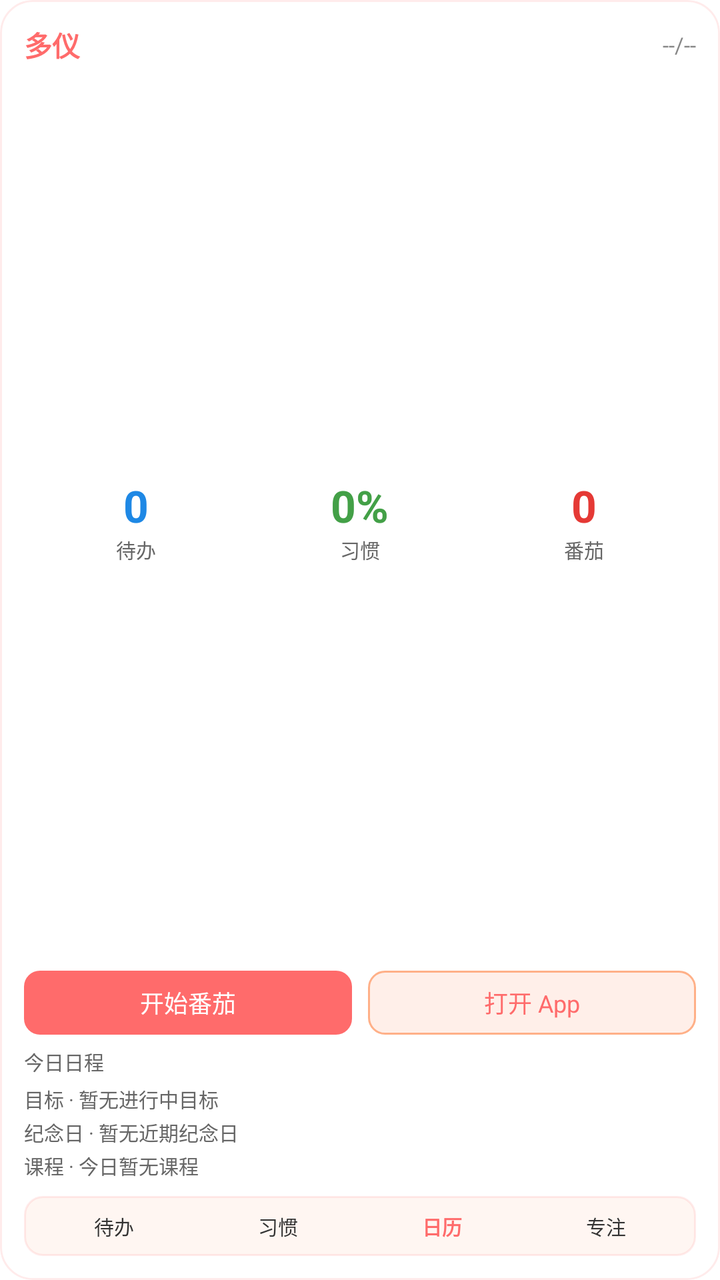
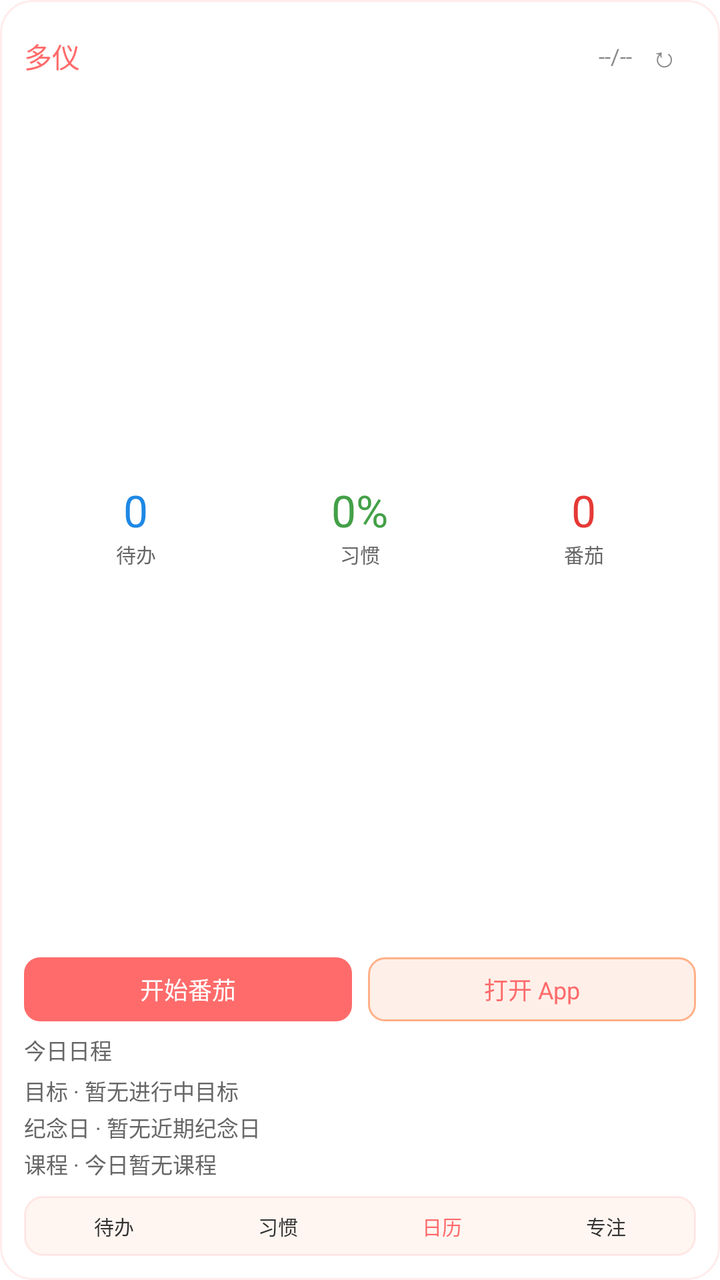

The first picture is an Android layout as it rendered before a commit; the second is the same layout after the commit. The layout source and the unified diff follow.
<!-- AndroidManifest.xml: fallback theme Theme.MaterialComponents.DayNight.NoActionBar -->
<!-- res/layout/duoyi_widget.xml -->
<?xml version="1.0" encoding="utf-8"?>
<FrameLayout xmlns:android="http://schemas.android.com/apk/res/android"
    android:id="@+id/widget_root"
    android:layout_width="match_parent"
    android:layout_height="match_parent"
    android:background="@drawable/widget_bg_round_16"
    android:clipToOutline="true"
    android:outlineProvider="background">

    <ImageView
        android:id="@+id/widget_theme_background"
        android:layout_width="match_parent"
        android:layout_height="match_parent"
        android:contentDescription="@null"
        android:scaleType="centerCrop"
        android:visibility="gone" />

    <TextView
        android:id="@+id/widget_theme_overlay"
        android:layout_width="match_parent"
        android:layout_height="match_parent"
        android:maxLines="1"
        android:ellipsize="end"
        android:visibility="gone" />

    <LinearLayout
        android:layout_width="match_parent"
        android:layout_height="match_parent"
        android:orientation="vertical"
        android:padding="12dp">

    <LinearLayout
        android:layout_width="match_parent"
        android:layout_height="wrap_content"
        android:orientation="horizontal"
        android:gravity="center_vertical">

        <TextView
            android:id="@+id/widget_title"
            android:layout_width="0dp"
            android:layout_height="wrap_content"
            android:layout_weight="1"
            android:ellipsize="end"
            android:maxLines="1"
            android:text="多仪"
            android:textColor="#FF6B6B"
            android:textSize="14sp"
            android:textStyle="bold" />

        <TextView
            android:id="@+id/widget_date"
            android:layout_width="wrap_content"
            android:layout_height="wrap_content"
            android:ellipsize="end"
            android:maxWidth="56dp"
            android:maxLines="1"
            android:textColor="#888888"
            android:textSize="11sp"
            android:text="--/--" />
    </LinearLayout>

    <LinearLayout
        android:layout_width="match_parent"
        android:layout_height="0dp"
        android:layout_weight="1"
        android:orientation="horizontal"
        android:layout_marginTop="8dp"
        android:weightSum="3">

        <LinearLayout
            android:layout_width="0dp"
            android:layout_height="match_parent"
            android:layout_weight="1"
            android:orientation="vertical"
            android:gravity="center">

            <TextView
                android:id="@+id/widget_todo_count"
                android:layout_width="wrap_content"
                android:layout_height="wrap_content"
                android:ellipsize="end"
                android:maxWidth="54dp"
                android:maxLines="1"
                android:text="0"
                android:textColor="#1E88E5"
                android:textSize="22sp"
                android:textStyle="bold" />

            <TextView
                android:layout_width="wrap_content"
                android:layout_height="wrap_content"
                android:ellipsize="end"
                android:maxLines="1"
                android:text="待办"
                android:textColor="#666666"
                android:textSize="10sp" />
        </LinearLayout>

        <LinearLayout
            android:layout_width="0dp"
            android:layout_height="match_parent"
            android:layout_weight="1"
            android:orientation="vertical"
            android:gravity="center">

            <TextView
                android:id="@+id/widget_habit_progress"
                android:layout_width="wrap_content"
                android:layout_height="wrap_content"
                android:ellipsize="end"
                android:maxLines="1"
                android:text="0%"
                android:textColor="#43A047"
                android:textSize="22sp"
                android:textStyle="bold" />

            <TextView
                android:layout_width="wrap_content"
                android:layout_height="wrap_content"
                android:ellipsize="end"
                android:maxLines="1"
                android:text="习惯"
                android:textColor="#666666"
                android:textSize="10sp" />
        </LinearLayout>

        <LinearLayout
            android:layout_width="0dp"
            android:layout_height="match_parent"
            android:layout_weight="1"
            android:orientation="vertical"
            android:gravity="center">

            <TextView
                android:id="@+id/widget_pomodoro_count"
                android:layout_width="wrap_content"
                android:layout_height="wrap_content"
                android:ellipsize="end"
                android:maxLines="1"
                android:text="0"
                android:textColor="#E53935"
                android:textSize="22sp"
                android:textStyle="bold" />

            <TextView
                android:layout_width="wrap_content"
                android:layout_height="wrap_content"
                android:ellipsize="end"
                android:maxLines="1"
                android:text="番茄"
                android:textColor="#666666"
                android:textSize="10sp" />
        </LinearLayout>
    </LinearLayout>

    <LinearLayout
        android:id="@+id/widget_quick_row"
        android:layout_width="match_parent"
        android:layout_height="wrap_content"
        android:orientation="horizontal"
        android:layout_marginTop="6dp"
        android:weightSum="2">

        <TextView
            android:id="@+id/widget_quick_pomodoro"
            android:layout_width="0dp"
            android:layout_height="32dp"
            android:layout_weight="1"
            android:layout_marginEnd="4dp"
            android:gravity="center"
            android:ellipsize="end"
            android:maxLines="1"
            android:text="开始番茄"
            android:textColor="#FFFFFF"
            android:textSize="12sp"
            android:background="@drawable/widget_btn_primary" />

        <TextView
            android:id="@+id/widget_quick_open"
            android:layout_width="0dp"
            android:layout_height="32dp"
            android:layout_weight="1"
            android:layout_marginStart="4dp"
            android:gravity="center"
            android:ellipsize="end"
            android:maxLines="1"
            android:text="打开 App"
            android:textColor="#FF6B6B"
            android:textSize="12sp"
            android:background="@drawable/widget_btn_secondary" />
    </LinearLayout>

    <TextView
        android:id="@+id/widget_today_event"
        android:layout_width="match_parent"
        android:layout_height="wrap_content"
        android:layout_marginTop="6dp"
        android:ellipsize="end"
        android:maxLines="1"
        android:text="今日日程"
        android:textColor="#666666"
        android:textSize="10sp" />

    <TextView
        android:id="@+id/widget_goal_summary"
        android:layout_width="match_parent"
        android:layout_height="wrap_content"
        android:layout_marginTop="4dp"
        android:ellipsize="end"
        android:maxLines="1"
        android:text="目标 · 暂无进行中目标"
        android:textColor="#666666"
        android:textSize="10sp" />

    <TextView
        android:id="@+id/widget_anniversary_summary"
        android:layout_width="match_parent"
        android:layout_height="wrap_content"
        android:layout_marginTop="2dp"
        android:ellipsize="end"
        android:maxLines="1"
        android:text="纪念日 · 暂无近期纪念日"
        android:textColor="#666666"
        android:textSize="10sp" />

    <TextView
        android:id="@+id/widget_course_summary"
        android:layout_width="match_parent"
        android:layout_height="wrap_content"
        android:layout_marginTop="2dp"
        android:ellipsize="end"
        android:maxLines="1"
        android:text="课程 · 今日暂无课程"
        android:textColor="#666666"
        android:textSize="10sp" />

    <LinearLayout
        android:id="@+id/widget_bottom_nav"
        android:layout_width="match_parent"
        android:layout_height="30dp"
        android:layout_marginTop="8dp"
        android:background="@drawable/widget_nav_bg"
        android:gravity="center"
        android:orientation="horizontal"
        android:paddingLeft="4dp"
        android:paddingRight="4dp"
        android:weightSum="4">

        <TextView
            android:id="@+id/widget_nav_todo"
            android:layout_width="0dp"
            android:layout_height="match_parent"
            android:layout_weight="1"
            android:gravity="center"
            android:ellipsize="end"
            android:maxLines="1"
            android:text="待办"
            android:textColor="#333333"
            android:textSize="10sp" />

        <TextView
            android:id="@+id/widget_nav_habit"
            android:layout_width="0dp"
            android:layout_height="match_parent"
            android:layout_weight="1"
            android:gravity="center"
            android:ellipsize="end"
            android:maxLines="1"
            android:text="习惯"
            android:textColor="#333333"
            android:textSize="10sp" />

        <TextView
            android:id="@+id/widget_nav_calendar"
            android:layout_width="0dp"
            android:layout_height="match_parent"
            android:layout_weight="1"
            android:gravity="center"
            android:ellipsize="end"
            android:maxLines="1"
            android:text="日历"
            android:textColor="#FF6B6B"
            android:textSize="10sp"
            android:textStyle="bold" />

        <TextView
            android:id="@+id/widget_nav_focus"
            android:layout_width="0dp"
            android:layout_height="match_parent"
            android:layout_weight="1"
            android:gravity="center"
            android:ellipsize="end"
            android:maxLines="1"
            android:text="专注"
            android:textColor="#333333"
            android:textSize="10sp" />
    </LinearLayout>
    </LinearLayout>
</FrameLayout>
<!-- resources referenced by this layout -->
<resources>
  <!-- drawable widget_bg_round_16 (drawable) -->
  <?xml version="1.0" encoding="utf-8"?>
  <shape xmlns:android="http://schemas.android.com/apk/res/android"
      android:shape="rectangle">
      <corners android:radius="16dp" />
      <solid android:color="#FFFFFFFF" />
      <stroke android:width="1dp" android:color="#22FF6B6B" />
  </shape>
  <!-- drawable widget_btn_primary (drawable) -->
  <?xml version="1.0" encoding="utf-8"?>
  <shape xmlns:android="http://schemas.android.com/apk/res/android"
      android:shape="rectangle">
      <corners android:radius="8dp" />
      <solid android:color="#FFFF6B6B" />
  </shape>
  <!-- drawable widget_btn_secondary (drawable) -->
  <?xml version="1.0" encoding="utf-8"?>
  <shape xmlns:android="http://schemas.android.com/apk/res/android"
      android:shape="rectangle">
      <corners android:radius="8dp" />
      <solid android:color="#FFFFEFE9" />
      <stroke android:width="1dp" android:color="#FFFFB088" />
  </shape>
  <!-- drawable widget_nav_bg (drawable) -->
  <?xml version="1.0" encoding="utf-8"?>
  <shape xmlns:android="http://schemas.android.com/apk/res/android"
      android:shape="rectangle">
      <corners android:radius="9dp" />
      <solid android:color="#FFFFF6F2" />
      <stroke android:width="1dp" android:color="#22FF6B6B" />
  </shape>
</resources>

<!-- the commit's change to res/layout/duoyi_widget.xml (unified diff, before → after) -->
@@ -44,8 +44,7 @@
             android:maxLines="1"
             android:text="多仪"
             android:textColor="#FF6B6B"
-            android:textSize="14sp"
-            android:textStyle="bold" />
+            android:textSize="14sp" />
 
         <TextView
             android:id="@+id/widget_date"
@@ -57,6 +56,18 @@
             android:textColor="#888888"
             android:textSize="11sp"
             android:text="--/--" />
+
+        <TextView
+            android:id="@+id/widget_refresh"
+            android:layout_width="32dp"
+            android:layout_height="32dp"
+            android:gravity="center"
+            android:ellipsize="end"
+            android:maxLines="1"
+            android:text="↻"
+            android:contentDescription="刷新小组件"
+            android:textColor="#888888"
+            android:textSize="14sp" />
     </LinearLayout>
 
     <LinearLayout
@@ -83,8 +94,7 @@
                 android:maxLines="1"
                 android:text="0"
                 android:textColor="#1E88E5"
-                android:textSize="22sp"
-                android:textStyle="bold" />
+                android:textSize="22sp" />
 
             <TextView
                 android:layout_width="wrap_content"
@@ -111,8 +121,7 @@
                 android:maxLines="1"
                 android:text="0%"
                 android:textColor="#43A047"
-                android:textSize="22sp"
-                android:textStyle="bold" />
+                android:textSize="22sp" />
 
             <TextView
                 android:layout_width="wrap_content"
@@ -139,8 +148,7 @@
                 android:maxLines="1"
                 android:text="0"
                 android:textColor="#E53935"
-                android:textSize="22sp"
-                android:textStyle="bold" />
+                android:textSize="22sp" />
 
             <TextView
                 android:layout_width="wrap_content"
@@ -199,7 +207,7 @@
         android:maxLines="1"
         android:text="今日日程"
         android:textColor="#666666"
-        android:textSize="10sp" />
+        android:textSize="11sp" />
 
     <TextView
         android:id="@+id/widget_goal_summary"
@@ -210,7 +218,7 @@
         android:maxLines="1"
         android:text="目标 · 暂无进行中目标"
         android:textColor="#666666"
-        android:textSize="10sp" />
+        android:textSize="11sp" />
 
     <TextView
         android:id="@+id/widget_anniversary_summary"
@@ -221,7 +229,7 @@
         android:maxLines="1"
         android:text="纪念日 · 暂无近期纪念日"
         android:textColor="#666666"
-        android:textSize="10sp" />
+        android:textSize="11sp" />
 
     <TextView
         android:id="@+id/widget_course_summary"
@@ -232,7 +240,7 @@
         android:maxLines="1"
         android:text="课程 · 今日暂无课程"
         android:textColor="#666666"
-        android:textSize="10sp" />
+        android:textSize="11sp" />
 
     <LinearLayout
         android:id="@+id/widget_bottom_nav"
@@ -280,8 +288,7 @@
             android:maxLines="1"
             android:text="日历"
             android:textColor="#FF6B6B"
-            android:textSize="10sp"
-            android:textStyle="bold" />
+            android:textSize="10sp" />
 
         <TextView
             android:id="@+id/widget_nav_focus"
